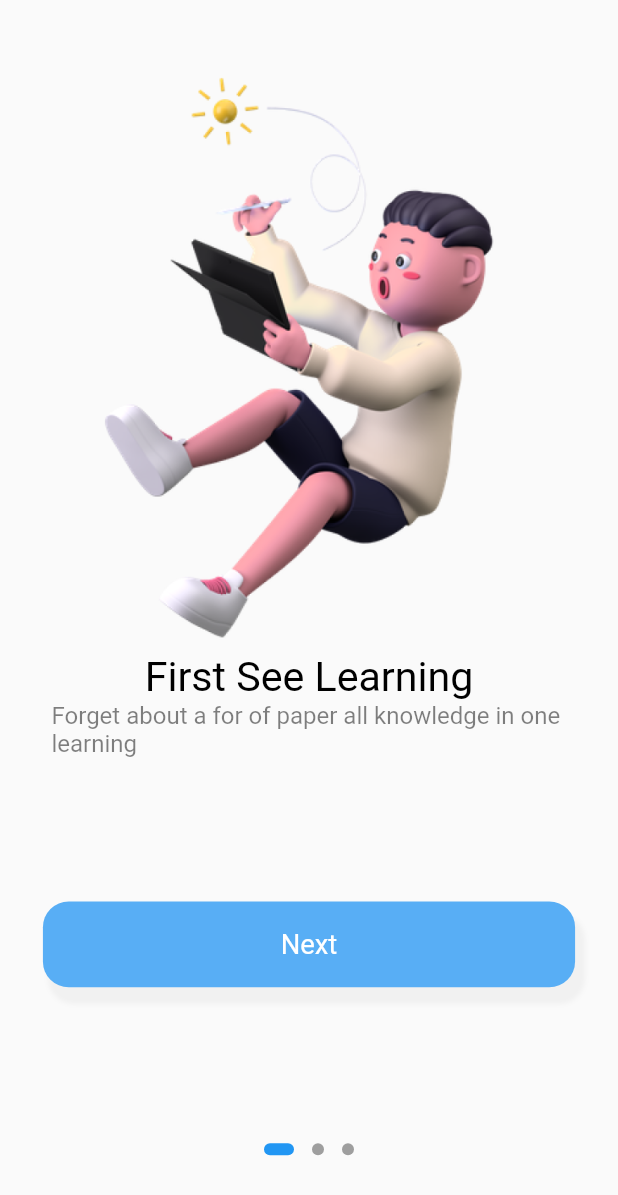
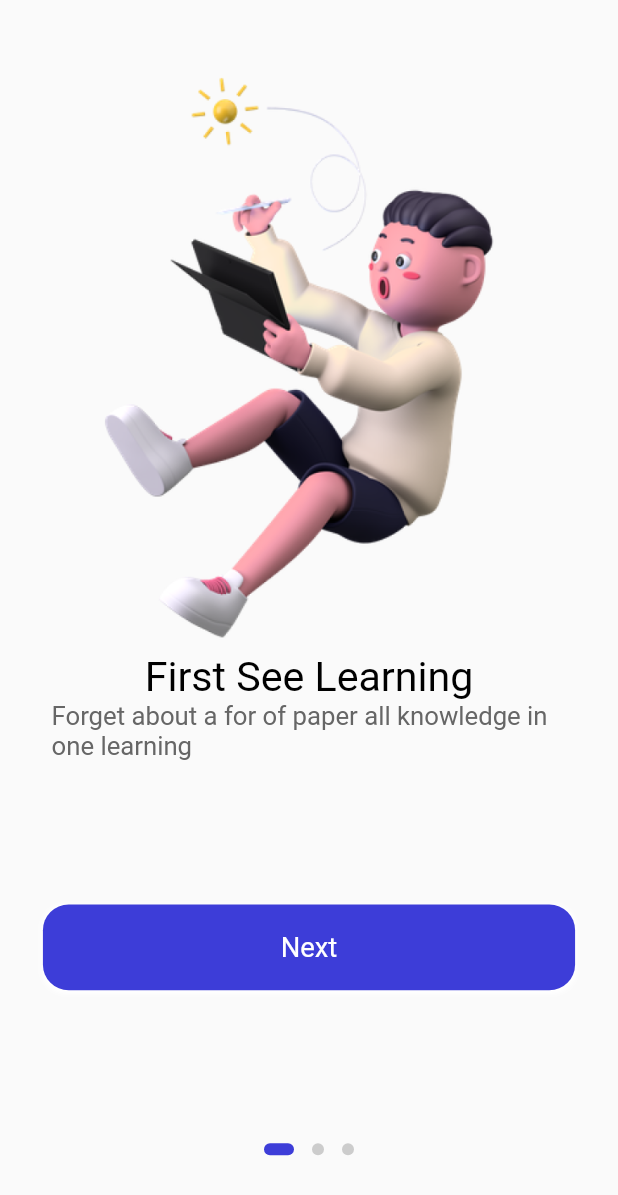
Before and after one commit to AhmedRamy2000/udemy, a Flutter app: the screen it shows after launch, on a phone screen of 412 x 824 dp. Shown: the top 1195 px of the screen. Run offline on Flutter 3.47's test engine with Material 2 defaults, Android fonts, the light colour scheme and no system bars; drawn by our look-alikes of dots_indicator; our stand-ins replace bloc, cloud_firestore, flutter_bloc, flutter_screenutil; accounts and stored records are empty.

Commit message:
finish signIn view and add colors class

```diff
--- /dev/null
+++ b/lib/common/values/colors.dart
@@ -0,0 +1,29 @@
+import 'dart:ui';
+
+class AppColors {
+
+  /// white background
+  static const Color primaryBackground = Color.fromARGB(255, 255, 255, 255);
+  /// grey background
+  static const Color primarySecondaryBackground = Color.fromARGB(255, 247, 247, 249);
+  /// main widget color blue
+  static const Color primaryElement = Color.fromARGB(255, 61, 61, 216);
+  /// main text color black
+  static const Color primaryText = Color.fromARGB(255, 0, 0, 0);
+  // video backgroun color
+  static const Color primaryBg = Color.fromARGB(210, 32, 47, 62);
+  /// main widget text color white
+  static const Color primaryElementText = Color.fromARGB(255, 255, 255, 255);
+  // main widget text color grey
+  static const Color primarySecondaryElementText = Color.fromARGB(255, 102, 102, 102);
+  // main widget third color grey
+  static const Color primaryThreeElementText = Color.fromARGB(255, 170, 170, 170);
+
+  static const Color primaryFourElementText = Color.fromARGB(255, 204, 204, 204);
+  //state color
+  static const Color primaryElementStatus = Color.fromARGB(255, 88, 174, 127);
+
+  static const Color primaryElementBg = Color.fromARGB(255, 238, 121, 99);
+
+
+}
--- a/lib/features/onboarding/views/welcome.dart
+++ b/lib/features/onboarding/views/welcome.dart
@@ -2,8 +2,8 @@ import 'package:dots_indicator/dots_indicator.dart';
 import 'package:flutter/material.dart';
 import 'package:flutter_bloc/flutter_bloc.dart';
 import 'package:flutter_screenutil/flutter_screenutil.dart';
+import 'package:udemy/common/values/colors.dart';
 import 'package:udemy/features/onboarding/manager/bloc/welcome_bloc.dart';
-
 
 class Welcome extends StatefulWidget {
   const Welcome({super.key});
@@ -68,8 +68,8 @@ class _WelcomeState extends State<Welcome> {
                             dotsCount: 3,
                             mainAxisAlignment: MainAxisAlignment.center,
                             decorator: DotsDecorator(
-                              color: Colors.grey,
-                              activeColor: Colors.blue,
+                              color: AppColors.primaryFourElementText,
+                              activeColor: AppColors.primaryElement,
                               size: const Size.square(8.0),
                               activeSize: const Size(20, 8),
                               activeShape: RoundedRectangleBorder(
@@ -100,7 +100,7 @@ class _WelcomeState extends State<Welcome> {
         ),
         Text(title,
             style: TextStyle(
-                color: Colors.black,
+                color: AppColors.primaryText,
                 fontSize: 24.sp,
                 fontWeight: FontWeight.normal)),
         Container(
@@ -108,8 +108,8 @@ class _WelcomeState extends State<Welcome> {
           padding: EdgeInsets.only(left: 30.w, right: 30.w),
           child: Text(subTitle,
               style: TextStyle(
-                  color: Colors.black.withOpacity(0.5),
-                  fontSize: 14.sp,
+                  color: AppColors.primarySecondaryElementText,
+                  fontSize: 15.sp,
                   fontWeight: FontWeight.normal)),
         ),
         GestureDetector(
@@ -122,7 +122,8 @@ class _WelcomeState extends State<Welcome> {
             } else {
               // Navigator.of(context).push(
               //     MaterialPageRoute(builder: (context) => const MyHome()));
-              Navigator.of(context).pushNamedAndRemoveUntil("signIn", (route) => false);
+              Navigator.of(context)
+                  .pushNamedAndRemoveUntil("signIn", (route) => false);
             }
           },
           child: Container(
@@ -130,20 +131,20 @@ class _WelcomeState extends State<Welcome> {
               width: 325.w,
               height: 50.w,
               decoration: BoxDecoration(
-                  color: const Color.fromARGB(255, 88, 174, 245),
+                  color: AppColors.primaryElement,
                   borderRadius: BorderRadius.all(Radius.circular(15.w)),
-                  boxShadow: [
+                  boxShadow: const [
                     BoxShadow(
-                        color: Colors.grey.withOpacity(0.1),
                         spreadRadius: 1,
                         blurRadius: 2,
-                        offset: const Offset(5, 10))
+                        offset: Offset(0, 1),
+                        color: AppColors.primaryElementText)
                   ]),
               child: Center(
                   child: Text(
                 buttonName,
                 style: TextStyle(
-                    color: Colors.white,
+                    color: AppColors.primaryBackground,
                     fontSize: 16.sp,
                     fontWeight: FontWeight.normal),
               ))),
--- /dev/null
+++ b/lib/features/sign_in/manager/bloc/sign_in_event.dart
@@ -0,0 +1,4 @@
+part of 'sign_in_bloc.dart';
+
+@immutable
+sealed class SignInEvent {}
--- /dev/null
+++ b/lib/features/sign_in/manager/bloc/sign_in_state.dart
@@ -0,0 +1,6 @@
+part of 'sign_in_bloc.dart';
+
+@immutable
+sealed class SignInState {}
+
+final class SignInInitial extends SignInState {}
--- a/lib/main.dart
+++ b/lib/main.dart
@@ -19,9 +19,11 @@ class UdemyApp extends StatelessWidget {
     return MultiBlocProvider(
         providers: [
           BlocProvider(
+            lazy: false,
             create: (context) => WelcomeBloc(),
           ),
           BlocProvider(
+            lazy: false,
             create: (context) => AppBloc(),
           ),
         ],
@@ -30,14 +32,11 @@ class UdemyApp extends StatelessWidget {
                     debugShowCheckedModeBanner: false,
                     theme: ThemeData(
                         appBarTheme: const AppBarTheme(
-                    elevation: 0,
-                    backgroundColor: Colors.white
-                  )
-                ),
+                            elevation: 0, backgroundColor: Colors.white)),
                     home: const Welcome(),
                     routes: {
                       "myHome": (constext) => const MyHome(),
-                  "signIn":(context) => const SignIn()
+                      "signIn": (context) => const SignIn()
                     })));
   }
 }
--- a/pubspec.yaml
+++ b/pubspec.yaml
@@ -67,6 +67,7 @@ flutter:
   assets:
     - assets/
     - assets/images/
+    - assets/icons/
   #   - images/a_dot_ham.jpeg
 
   # An image asset can refer to one or more resolution-specific "variants", see
```
Also changed, not shown: lib/features/sign_in/manager/bloc/sign_in_bloc.dart (added, +13 -0 lines), lib/features/sign_in/views/sign_in.dart (+61 -20 lines), lib/features/sign_in/views/widgets/custom_app_bar.dart (added, +22 -0 lines), lib/features/sign_in/views/widgets/custom_bottom.dart (added, +50 -0 lines), lib/features/sign_in/views/widgets/custom_text.dart (added, +26 -0 lines), lib/features/sign_in/views/widgets/custom_text_field.dart (added, +62 -0 lines), lib/features/sign_in/views/widgets/icon_widget.dart (added, +13 -0 lines). Lines whose indentation alone changed are shown as unchanged.
